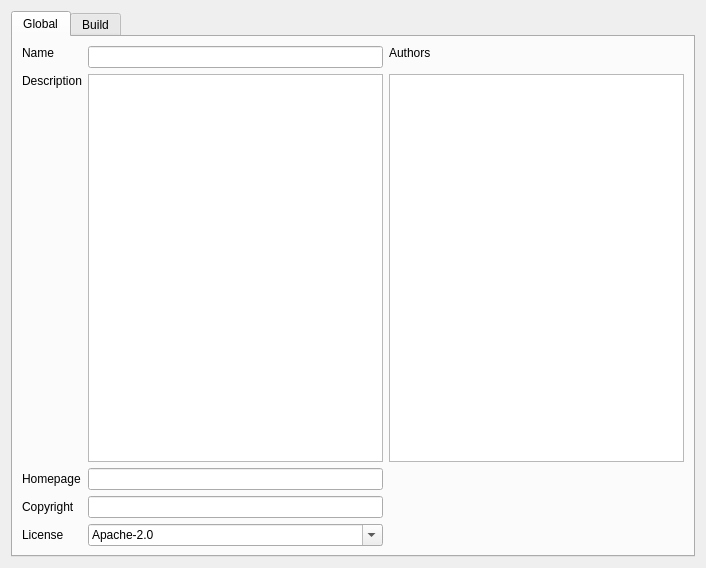
Before: the Qt Designer form dubmanager/src/dubpreferences.ui in jaapgeurts/kdev-dlang, drawn with Qt 5.
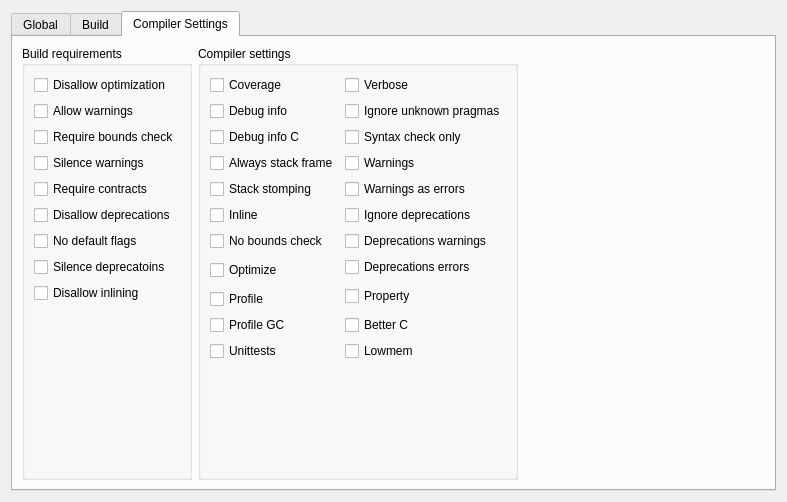
After: the same form once the commit is applied. The open tabs and pages were chosen to show the change.

Commit message: Added compiler options

```diff
--- a/dubmanager/src/dubpreferences.ui
+++ b/dubmanager/src/dubpreferences.ui
@@ -6,8 +6,8 @@
    <rect>
     <x>0</x>
     <y>0</y>
-    <width>706</width>
-    <height>568</height>
+    <width>787</width>
+    <height>502</height>
    </rect>
   </property>
   <layout class="QVBoxLayout" name="verticalLayout">
@@ -20,35 +20,11 @@
       <attribute name="title">
        <string>Global</string>
       </attribute>
-      <layout class="QGridLayout" name="gridLayout">
-       <item row="5" column="0">
-        <widget class="QLabel" name="lblLicense">
-         <property name="text">
-          <string>License</string>
-         </property>
-        </widget>
+      <layout class="QGridLayout" name="gridLayout_3" columnstretch="0,0,0,0">
+       <item row="3" column="1" colspan="2">
+        <widget class="QLineEdit" name="leGlobalCopyright"/>
        </item>
-       <item row="0" column="2">
-        <widget class="QLabel" name="lblAuthors">
-         <property name="text">
-          <string>Authors</string>
-         </property>
-        </widget>
-       </item>
-       <item row="0" column="0">
-        <widget class="QLabel" name="lblName">
-         <property name="text">
-          <string>Name</string>
-         </property>
-         <property name="alignment">
-          <set>Qt::AlignLeading|Qt::AlignLeft|Qt::AlignVCenter</set>
-         </property>
-        </widget>
-       </item>
-       <item row="2" column="1">
-        <widget class="QPlainTextEdit" name="lblGlobalDescription"/>
-       </item>
-       <item row="2" column="0">
+       <item row="1" column="0">
         <widget class="QLabel" name="lblDescription">
          <property name="text">
           <string>Description</string>
@@ -58,7 +34,14 @@
          </property>
         </widget>
        </item>
-       <item row="5" column="1">
+       <item row="3" column="0">
+        <widget class="QLabel" name="lblCopyright">
+         <property name="text">
+          <string>Copyright</string>
+         </property>
+        </widget>
+       </item>
+       <item row="2" column="1" colspan="2">
         <widget class="QComboBox" name="cmbGlobalLicense">
          <property name="editable">
           <bool>true</bool>
@@ -100,27 +83,79 @@
          </item>
         </widget>
        </item>
-       <item row="3" column="0">
+       <item row="4" column="0">
         <widget class="QLabel" name="lblHomepage">
          <property name="text">
           <string>Homepage</string>
          </property>
         </widget>
        </item>
-       <item row="0" column="1" rowspan="2">
-        <widget class="QLineEdit" name="lblGlobalName"/>
+       <item row="5" column="2" colspan="2">
+        <spacer name="verticalSpacer">
+         <property name="orientation">
+          <enum>Qt::Vertical</enum>
+         </property>
+         <property name="sizeHint" stdset="0">
+          <size>
+           <width>20</width>
+           <height>40</height>
+          </size>
+         </property>
+        </spacer>
        </item>
-       <item row="4" column="1">
-        <widget class="QLineEdit" name="lblGlobalCopyright"/>
+       <item row="4" column="1" colspan="2">
+        <widget class="QLineEdit" name="leGlobalHomepage"/>
        </item>
-       <item row="3" column="1">
-        <widget class="QLineEdit" name="lblGlobalHomepage"/>
+       <item row="0" column="1" colspan="2">
+        <widget class="QLineEdit" name="leGlobalName"/>
        </item>
-       <item row="2" column="2">
-        <widget class="QListWidget" name="lstGlobalAuthors"/>
+       <item row="0" column="0">
+        <widget class="QLabel" name="lblName">
+         <property name="text">
+          <string>Name</string>
+         </property>
+         <property name="alignment">
+          <set>Qt::AlignLeading|Qt::AlignLeft|Qt::AlignVCenter</set>
+         </property>
+        </widget>
        </item>
-       <item row="4" column="0">
-        <widget class="QLabel" name="lblCopyright">
+       <item row="0" column="3" rowspan="5">
+        <widget class="QGroupBox" name="groupBox_3">
+         <property name="title">
+          <string>Authors</string>
+         </property>
+         <property name="alignment">
+          <set>Qt::AlignLeading|Qt::AlignLeft|Qt::AlignVCenter</set>
+         </property>
+         <property name="flat">
+          <bool>false</bool>
+         </property>
+         <property name="checkable">
+          <bool>false</bool>
+         </property>
+         <layout class="QGridLayout" name="gridLayout">
+          <item row="0" column="1">
+           <widget class="QPushButton" name="pbAddAuthor">
+            <property name="text">
+             <string>Add</string>
+            </property>
+           </widget>
+          </item>
+          <item row="0" column="0" rowspan="3">
+           <widget class="QListWidget" name="lstGlobalAuthors"/>
+          </item>
+          <item row="1" column="1">
+           <widget class="QPushButton" name="pbRemoveAuthor">
+            <property name="text">
+             <string>Remove</string>
+            </property>
+           </widget>
+          </item>
+         </layout>
+        </widget>
+       </item>
+       <item row="2" column="0">
+        <widget class="QLabel" name="lblLicense">
          <property name="text">
           <string>Copyright</string>
          </property>
@@ -143,8 +178,54 @@
        <item row="0" column="1">
         <widget class="QLineEdit" name="lineEdit_2"/>
        </item>
-       <item row="0" column="2" rowspan="3">
-        <widget class="QGroupBox" name="groupBox">
+       <item row="1" column="1">
+        <widget class="QComboBox" name="cmbBuildTargetType">
+         <item>
+          <property name="text">
+           <string>Auto detect</string>
+          </property>
+         </item>
+         <item>
+          <property name="text">
+           <string>Dynamic library</string>
+          </property>
+         </item>
+         <item>
+          <property name="text">
+           <string>Executable</string>
+          </property>
+         </item>
+         <item>
+          <property name="text">
+           <string>Library</string>
+          </property>
+         </item>
+         <item>
+          <property name="text">
+           <string>None</string>
+          </property>
+         </item>
+         <item>
+          <property name="text">
+           <string>Source library</string>
+          </property>
+         </item>
+         <item>
+          <property name="text">
+           <string>Static library</string>
+          </property>
+         </item>
+        </widget>
+       </item>
+      </layout>
+     </widget>
+     <widget class="QWidget" name="tabCompilerSettings">
+      <attribute name="title">
+       <string>Compiler Settings</string>
+      </attribute>
+      <layout class="QHBoxLayout" name="horizontalLayout">
+       <item>
+        <widget class="QGroupBox" name="gbBuildBuildRequirements">
          <property name="title">
           <string>Build requirements</string>
          </property>
@@ -212,98 +293,211 @@
             </property>
            </widget>
           </item>
+          <item>
+           <spacer name="verticalSpacer_2">
+            <property name="orientation">
+             <enum>Qt::Vertical</enum>
+            </property>
+            <property name="sizeHint" stdset="0">
+             <size>
+              <width>20</width>
+              <height>40</height>
+             </size>
+            </property>
+           </spacer>
+          </item>
          </layout>
         </widget>
        </item>
-       <item row="1" column="0">
-        <widget class="QLabel" name="label_6">
-         <property name="text">
-          <string>TargetType</string>
-         </property>
-        </widget>
-       </item>
-       <item row="1" column="1">
-        <widget class="QComboBox" name="comboBox_2">
-         <item>
-          <property name="text">
-           <string>Auto detect</string>
-          </property>
-         </item>
-         <item>
-          <property name="text">
-           <string>Dynamic library</string>
-          </property>
-         </item>
-         <item>
-          <property name="text">
-           <string>Executable</string>
-          </property>
-         </item>
-         <item>
-          <property name="text">
-           <string>Library</string>
-          </property>
-         </item>
-         <item>
-          <property name="text">
-           <string>None</string>
-          </property>
-         </item>
-         <item>
-          <property name="text">
-           <string>Source library</string>
-          </property>
-         </item>
-         <item>
-          <property name="text">
-           <string>Static library</string>
-          </property>
-         </item>
-        </widget>
-       </item>
-       <item row="2" column="0">
-        <widget class="QLabel" name="label_8">
-         <property name="text">
-          <string>Dependencies</string>
-         </property>
-         <property name="alignment">
-          <set>Qt::AlignLeading|Qt::AlignLeft|Qt::AlignTop</set>
-         </property>
-        </widget>
-       </item>
-       <item row="2" column="1">
-        <widget class="QListWidget" name="listWidget_2"/>
-       </item>
-       <item row="3" column="2">
-        <widget class="QGroupBox" name="groupBox_2">
+       <item>
+        <widget class="QGroupBox" name="gbCompilerSettings">
          <property name="title">
-          <string>Build options</string>
+          <string>Compiler settings</string>
          </property>
-         <layout class="QHBoxLayout" name="horizontalLayout">
-          <item>
-           <widget class="QLabel" name="label_9">
+         <layout class="QGridLayout" name="gridLayout_5">
+          <item row="3" column="0">
+           <widget class="QCheckBox" name="cbCompilerAlwaysStackFrame">
             <property name="text">
-             <string>TextLabel</string>
+             <string>Always stack frame</string>
             </property>
            </widget>
           </item>
-          <item>
-           <widget class="QComboBox" name="comboBox_3">
-            <item>
-             <property name="text">
-              <string>Debug</string>
-             </property>
-            </item>
-            <item>
-             <property name="text">
-              <string>Release</string>
-             </property>
-            </item>
+          <item row="6" column="0">
+           <widget class="QCheckBox" name="cbCompilerNoBoundsCheck">
+            <property name="text">
+             <string>No bounds check</string>
+            </property>
            </widget>
           </item>
+          <item row="5" column="1">
+           <widget class="QCheckBox" name="cbCompilerIgnoreDeprecations">
+            <property name="text">
+             <string>Ignore deprecations</string>
+            </property>
+           </widget>
+          </item>
+          <item row="1" column="1">
+           <widget class="QCheckBox" name="cbCompilerIgnoreUnknownPragmas">
+            <property name="text">
+             <string>Ignore unknown pragmas</string>
+            </property>
+           </widget>
+          </item>
+          <item row="5" column="0">
+           <widget class="QCheckBox" name="cbCompilerInline">
+            <property name="text">
+             <string>Inline</string>
+            </property>
+           </widget>
+          </item>
+          <item row="7" column="1">
+           <widget class="QCheckBox" name="cbCompilerDeprecationsErrors">
+            <property name="text">
+             <string>Deprecations errors</string>
+            </property>
+           </widget>
+          </item>
+          <item row="3" column="1">
+           <widget class="QCheckBox" name="cbCompilerWarnings">
+            <property name="text">
+             <string>Warnings</string>
+            </property>
+           </widget>
+          </item>
+          <item row="11" column="1">
+           <widget class="QCheckBox" name="cbCompilerLowmem">
+            <property name="text">
+             <string>Lowmem</string>
+            </property>
+           </widget>
+          </item>
+          <item row="9" column="0">
+           <widget class="QCheckBox" name="cbCompilerProfile">
+            <property name="text">
+             <string>Profile</string>
+            </property>
+           </widget>
+          </item>
+          <item row="11" column="0">
+           <widget class="QCheckBox" name="cbCompilerUnittests">
+            <property name="text">
+             <string>Unittests</string>
+            </property>
+           </widget>
+          </item>
+          <item row="8" column="1" rowspan="2">
+           <widget class="QCheckBox" name="cbCompilerProperty">
+            <property name="text">
+             <string>Property</string>
+            </property>
+           </widget>
+          </item>
+          <item row="0" column="0">
+           <widget class="QCheckBox" name="cbCompilerCoverage">
+            <property name="text">
+             <string>Coverage</string>
+            </property>
+           </widget>
+          </item>
+          <item row="2" column="0">
+           <widget class="QCheckBox" name="cbCompilerDebugInfoC">
+            <property name="text">
+             <string>Debug info C</string>
+            </property>
+           </widget>
+          </item>
+          <item row="0" column="1">
+           <widget class="QCheckBox" name="cbCompilerVerbose">
+            <property name="text">
+             <string>Verbose</string>
+            </property>
+           </widget>
+          </item>
+          <item row="6" column="1">
+           <widget class="QCheckBox" name="cbCompilerDeprecationsWarnings">
+            <property name="text">
+             <string>Deprecations warnings</string>
+            </property>
+           </widget>
+          </item>
+          <item row="1" column="0">
+           <widget class="QCheckBox" name="cbCompilerDebugInfo">
+            <property name="text">
+             <string>Debug info</string>
+            </property>
+           </widget>
+          </item>
+          <item row="2" column="1">
+           <widget class="QCheckBox" name="cbCompilerSyntaxCheckOnly">
+            <property name="text">
+             <string>Syntax check only</string>
+            </property>
+           </widget>
+          </item>
+          <item row="10" column="1">
+           <widget class="QCheckBox" name="cbCompilerBetterC">
+            <property name="text">
+             <string>Better C</string>
+            </property>
+           </widget>
+          </item>
+          <item row="4" column="1">
+           <widget class="QCheckBox" name="cbCompilerWarningsAsErrors">
+            <property name="text">
+             <string>Warnings as errors</string>
+            </property>
+           </widget>
+          </item>
+          <item row="7" column="0" rowspan="2">
+           <widget class="QCheckBox" name="cbCompilerOptimize">
+            <property name="text">
+             <string>Optimize</string>
+            </property>
+           </widget>
+          </item>
+          <item row="10" column="0">
+           <widget class="QCheckBox" name="cbCompilerProfileGC">
+            <property name="text">
+             <string>Profile GC</string>
+            </property>
+           </widget>
+          </item>
+          <item row="4" column="0">
+           <widget class="QCheckBox" name="cbCompilerStackStomping">
+            <property name="text">
+             <string>Stack stomping</string>
+            </property>
+           </widget>
+          </item>
+          <item row="12" column="0">
+           <spacer name="verticalSpacer_3">
+            <property name="orientation">
+             <enum>Qt::Vertical</enum>
+            </property>
+            <property name="sizeHint" stdset="0">
+             <size>
+              <width>20</width>
+              <height>40</height>
+             </size>
+            </property>
+           </spacer>
+          </item>
          </layout>
         </widget>
        </item>
+       <item>
+        <spacer name="horizontalSpacer">
+         <property name="orientation">
+          <enum>Qt::Horizontal</enum>
+         </property>
+         <property name="sizeHint" stdset="0">
+          <size>
+           <width>207</width>
+           <height>20</height>
+          </size>
+         </property>
+        </spacer>
+       </item>
       </layout>
      </widget>
     </widget>
```
Left out of the diff: 150 changed lines with no effect on the pictures. The commit also changes 2 other files.
